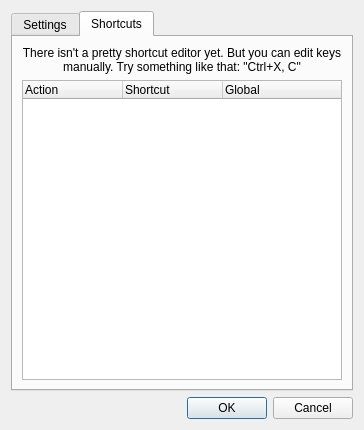
Old version of the form src/settings.ui in the repository DrMoriarty/cuberok.
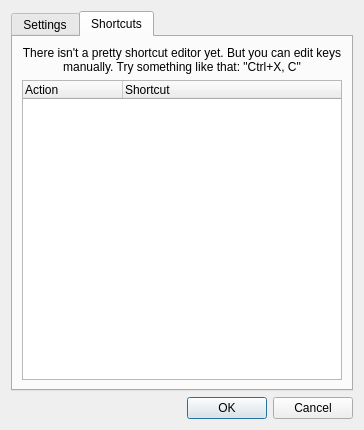
New version of the form. The open tabs and pages were chosen to show the change. Icons and pictures are not drawn.

```diff
--- a/src/settings.ui
+++ b/src/settings.ui
@@ -579,11 +579,6 @@
            <string>Shortcut</string>
           </property>
          </column>
-         <column>
-          <property name="text">
-           <string>Global</string>
-          </property>
-         </column>
         </widget>
        </item>
       </layout>
```
